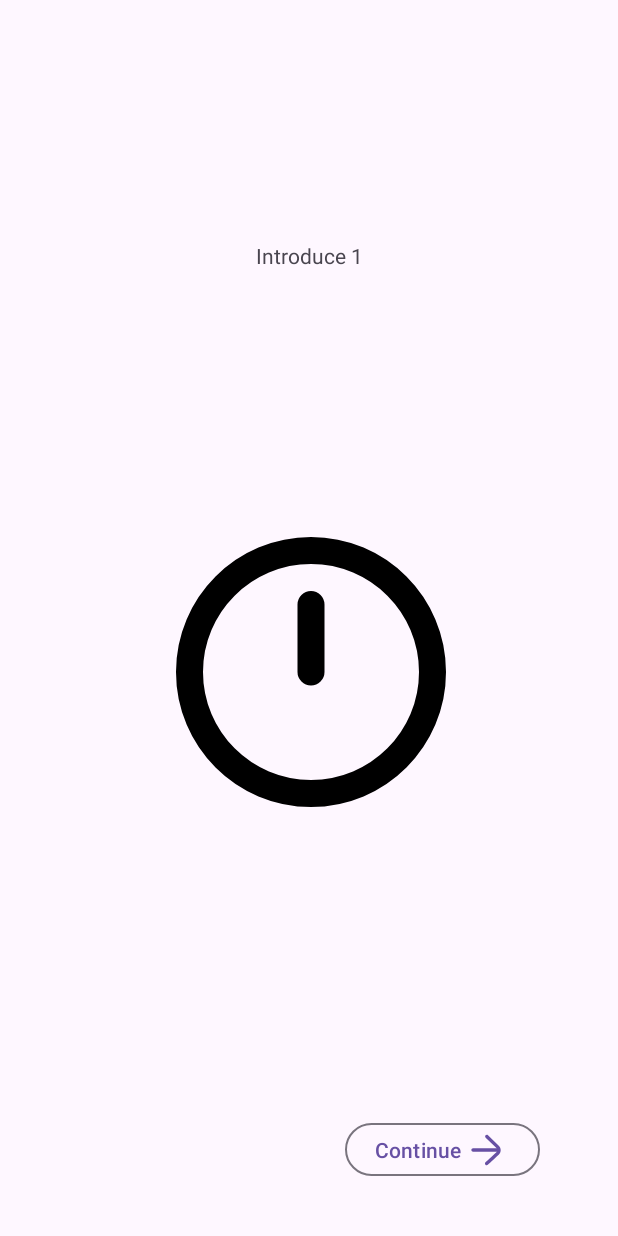
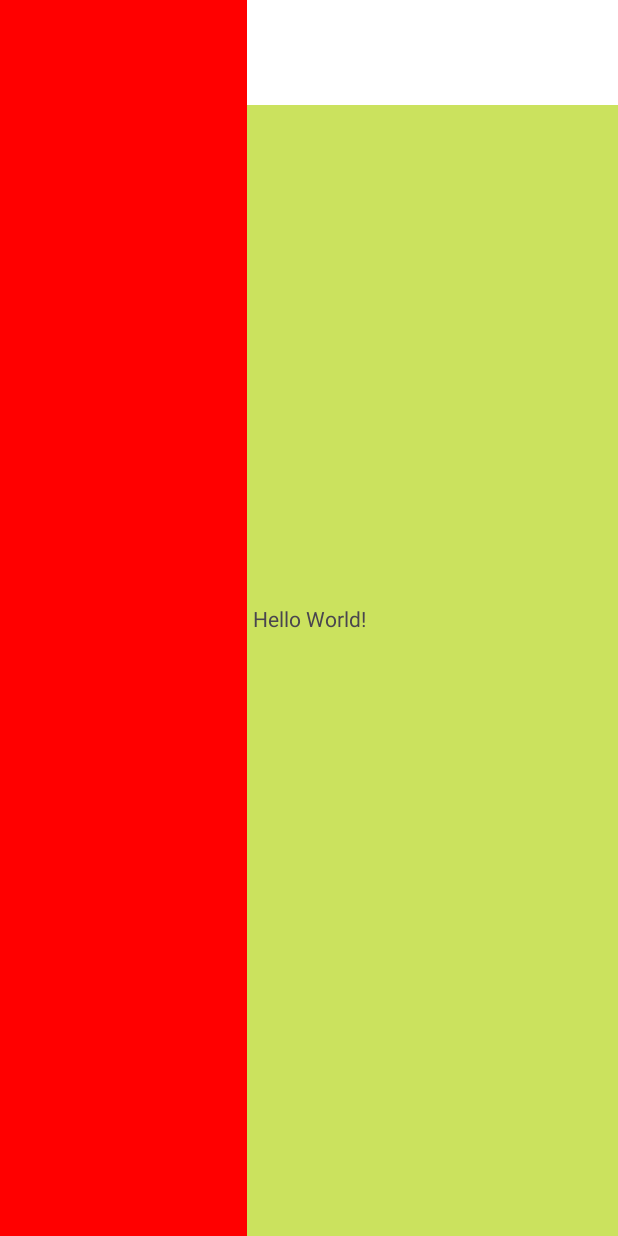
Before and after one commit to TranLamNghia/TimerApp_Kotlin, an Android app: the screen it shows after launch (Beginner before the commit, MainActivity after it), on a phone screen of 412 x 824 dp. Run offline under Robolectric (Android 15) with nearby library versions, the phone set to English and light mode, and no system bars.

Commit message:
Activity Beginer to MainActivity

```diff
--- a/app/build.gradle.kts
+++ b/app/build.gradle.kts
@@ -33,6 +33,9 @@ android {
     kotlinOptions {
         jvmTarget = "11"
     }
+    buildFeatures {
+        viewBinding = true
+    }
 }
 
 dependencies {
@@ -44,6 +47,8 @@ dependencies {
     implementation(libs.androidx.constraintlayout)
     implementation(libs.androidx.material3)
     implementation(libs.compose.theme.adapter)
+    implementation(libs.androidx.legacy.support.v4)
+    implementation(libs.androidx.recyclerview)
     testImplementation(libs.junit)
     androidTestImplementation(libs.androidx.junit)
     androidTestImplementation(libs.androidx.espresso.core)
--- a/app/src/main/AndroidManifest.xml
+++ b/app/src/main/AndroidManifest.xml
@@ -13,7 +13,7 @@
         android:theme="@style/Theme.MyApplication"
         tools:targetApi="31">
         <activity
-            android:name=".Beginner"
+            android:name=".MainActivity"
             android:exported="true">
             <intent-filter>
                 <action android:name="android.intent.action.MAIN" />
@@ -21,6 +21,7 @@
                 <category android:name="android.intent.category.LAUNCHER" />
             </intent-filter>
         </activity>
+        <activity android:name=".Beginner"></activity>
     </application>
 
 </manifest>
--- a/app/src/main/java/com/example/myapplication/Beginner.kt
+++ b/app/src/main/java/com/example/myapplication/Beginner.kt
@@ -4,8 +4,6 @@ import android.app.Activity
 import android.os.Bundle
 import androidx.activity.enableEdgeToEdge
 import androidx.appcompat.app.AppCompatActivity
-import androidx.core.view.ViewCompat
-import androidx.core.view.WindowInsetsCompat
 
 class Beginner : AppCompatActivity() {
     override fun onCreate(savedInstanceState: Bundle?) {
--- a/app/src/main/res/anim/slide_in_right.xml
+++ b/app/src/main/res/anim/slide_in_right.xml
@@ -1,7 +1,7 @@
 <?xml version="1.0" encoding="utf-8"?>
 <translate xmlns:android="http://schemas.android.com/apk/res/android"
     android:duration="300"
-    android:fromXDelta="110%p"
+    android:fromXDelta="100%p"
     android:toXDelta="0%p"
     android:interpolator="@android:interpolator/accelerate_decelerate"
 />
--- /dev/null
+++ b/app/src/main/res/drawable/svg_layers.xml
@@ -0,0 +1,18 @@
+<vector xmlns:android="http://schemas.android.com/apk/res/android"
+    android:width="800dp"
+    android:height="800dp"
+    android:viewportWidth="71.883"
+    android:viewportHeight="71.883">
+  <path
+      android:pathData="M3.264,21.225L34.61,36.759c0.419,0.208 0.876,0.312 1.332,0.312s0.912,-0.104 1.332,-0.312l31.345,-15.535c1.021,-0.506 1.668,-1.548 1.668,-2.688s-0.646,-2.182 -1.668,-2.688L37.274,0.312c-0.84,-0.416 -1.825,-0.416 -2.664,0L3.264,15.849c-1.022,0.506 -1.668,1.548 -1.668,2.688S2.243,20.718 3.264,21.225zM35.942,6.349l24.589,12.188L35.942,30.723l-24.59,-12.186L35.942,6.349z"
+      android:fillColor="#000000"/>
+  <path
+      android:pathData="M65.955,27.827L35.942,42.702L5.928,27.827c-1.483,-0.736 -3.285,-0.128 -4.02,1.356c-0.736,1.484 -0.129,3.284 1.356,4.02L34.61,48.739c0.419,0.208 0.876,0.312 1.332,0.312s0.912,-0.104 1.332,-0.313l31.345,-15.535c1.484,-0.736 2.092,-2.536 1.355,-4.02C69.238,27.698 67.437,27.093 65.955,27.827z"
+      android:fillColor="#000000"/>
+  <path
+      android:pathData="M65.955,39.244L35.942,54.118L5.928,39.243c-1.483,-0.734 -3.285,-0.128 -4.02,1.356c-0.736,1.484 -0.129,3.284 1.356,4.021L34.61,60.155c0.419,0.208 0.876,0.312 1.332,0.312s0.912,-0.104 1.332,-0.313l31.345,-15.535c1.484,-0.735 2.092,-2.535 1.355,-4.02S67.437,38.505 65.955,39.244z"
+      android:fillColor="#000000"/>
+  <path
+      android:pathData="M65.955,50.66L35.942,65.534L5.928,50.659c-1.483,-0.733 -3.285,-0.128 -4.02,1.356c-0.736,1.484 -0.129,3.284 1.356,4.021L34.61,71.571c0.419,0.208 0.876,0.312 1.332,0.312s0.912,-0.104 1.332,-0.313l31.345,-15.535c1.484,-0.735 2.092,-2.535 1.355,-4.02C69.238,50.53 67.437,49.921 65.955,50.66z"
+      android:fillColor="#000000"/>
+</vector>
--- a/app/src/main/res/layout/activity_main.xml
+++ b/app/src/main/res/layout/activity_main.xml
@@ -5,6 +5,7 @@
     android:id="@+id/main"
     android:layout_width="match_parent"
     android:layout_height="match_parent"
+    android:background="#CBE25E"
     tools:context=".MainActivity">
 
     <TextView
@@ -16,4 +17,33 @@
         app:layout_constraintStart_toStartOf="parent"
         app:layout_constraintTop_toTopOf="parent" />
 
+    <FrameLayout
+        android:layout_width="match_parent"
+        android:layout_height="70sp"
+        android:background="@color/white"
+        tools:ignore="MissingConstraints">
+        <com.google.android.material.floatingactionbutton.FloatingActionButton
+            android:id="@+id/floating_action_button"
+            android:layout_width="wrap_content"
+            android:layout_height="wrap_content"
+            android:layout_gravity="center|left"
+            android:layout_marginLeft="20sp"
+            app:srcCompat="@drawable/svg_layers"/>
+    </FrameLayout>
+
+    <FrameLayout
+        android:id="@+id/frag_container"
+        android:background="@color/red"
+        android:layout_width="0dp"
+        app:layout_constraintWidth_percent="0.4"
+        android:layout_height="match_parent"
+        tools:ignore="MissingConstraints">
+        <com.google.android.material.navigation.NavigationView
+            app:menu="@menu/navigation_drawer"
+            android:layout_width="0dp"
+            android:layout_height="match_parent"/>
+    </FrameLayout>
+
+
+
 </androidx.constraintlayout.widget.ConstraintLayout>
--- /dev/null
+++ b/app/src/main/res/menu/navigation_drawer.xml
@@ -0,0 +1,25 @@
+<?xml version="1.0" encoding="utf-8"?>
+<menu xmlns:android="http://schemas.android.com/apk/res/android">
+    <item
+        android:id="@+id/main_item"
+        android:title="mail_subheader_title">
+        <menu>
+            <item
+                android:id="@+id/inbox_item"
+
+                android:title="inbox_title"
+                android:checkable="true"/>
+            <item
+                android:id="@+id/outbox_item"
+
+                android:title="outbox_title"
+                android:checkable="true"/>
+            <item
+                android:id="@+id/favourites_item"
+
+                android:title="favourites_title"
+                android:checkable="true"/>
+        </menu>
+    </item>
+
+</menu>
--- a/app/src/main/res/values/colors.xml
+++ b/app/src/main/res/values/colors.xml
@@ -2,4 +2,5 @@
 <resources>
     <color name="black">#FF000000</color>
     <color name="white">#FFFFFFFF</color>
+    <color name="red">#FF0000</color>
 </resources>
--- /dev/null
+++ b/app/src/main/res/values/dimens.xml
@@ -0,0 +1,4 @@
+<?xml version="1.0" encoding="utf-8"?>
+<resources>
+    <dimen name="text_margin">16dp</dimen>
+</resources>
--- a/gradle/libs.versions.toml
+++ b/gradle/libs.versions.toml
@@ -11,6 +11,8 @@ activity = "1.10.1"
 constraintlayout = "2.2.1"
 material3 = "1.4.0-alpha11"
 composeThemeAdapter = "1.2.1"
+legacySupportV4 = "1.0.0"
+recyclerview = "1.4.0"
 
 [libraries]
 androidx-core-ktx = { group = "androidx.core", name = "core-ktx", version.ref = "coreKtx" }
@@ -23,6 +25,8 @@ androidx-activity = { group = "androidx.activity", name = "activity", version.re
 androidx-constraintlayout = { group = "androidx.constraintlayout", name = "constraintlayout", version.ref = "constraintlayout" }
 androidx-material3 = { group = "androidx.compose.material3", name = "material3", version.ref = "material3" }
 compose-theme-adapter = { group = "com.google.android.material", name = "compose-theme-adapter", version.ref = "composeThemeAdapter" }
+androidx-legacy-support-v4 = { group = "androidx.legacy", name = "legacy-support-v4", version.ref = "legacySupportV4" }
+androidx-recyclerview = { group = "androidx.recyclerview", name = "recyclerview", version.ref = "recyclerview" }
 
 [plugins]
 android-application = { id = "com.android.application", version.ref = "agp" }
```
Also changed, not shown: app/src/main/java/com/example/myapplication/Beginner_2_Fragment.kt (+15 -3 lines), app/src/main/java/com/example/myapplication/FragmentListItemMenu.kt (added, +59 -0 lines), app/src/main/java/com/example/myapplication/placeholder/PlaceholderContent.kt (added, +57 -0 lines), app/src/main/res/drawable/svg_left_arrow.xml (added, +13 -0 lines), app/src/main/res/layout/fragment_beginner_2.xml (+16 -2 lines), app/src/main/res/layout/fragment_list_item_menu.xml (added, +16 -0 lines).
